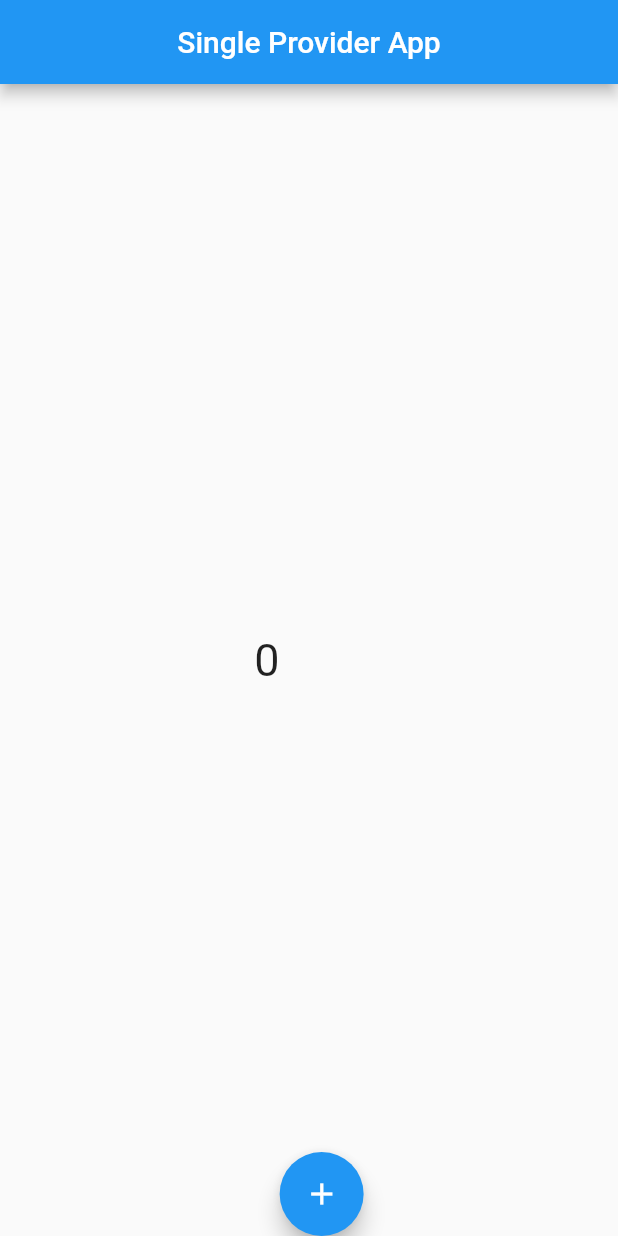
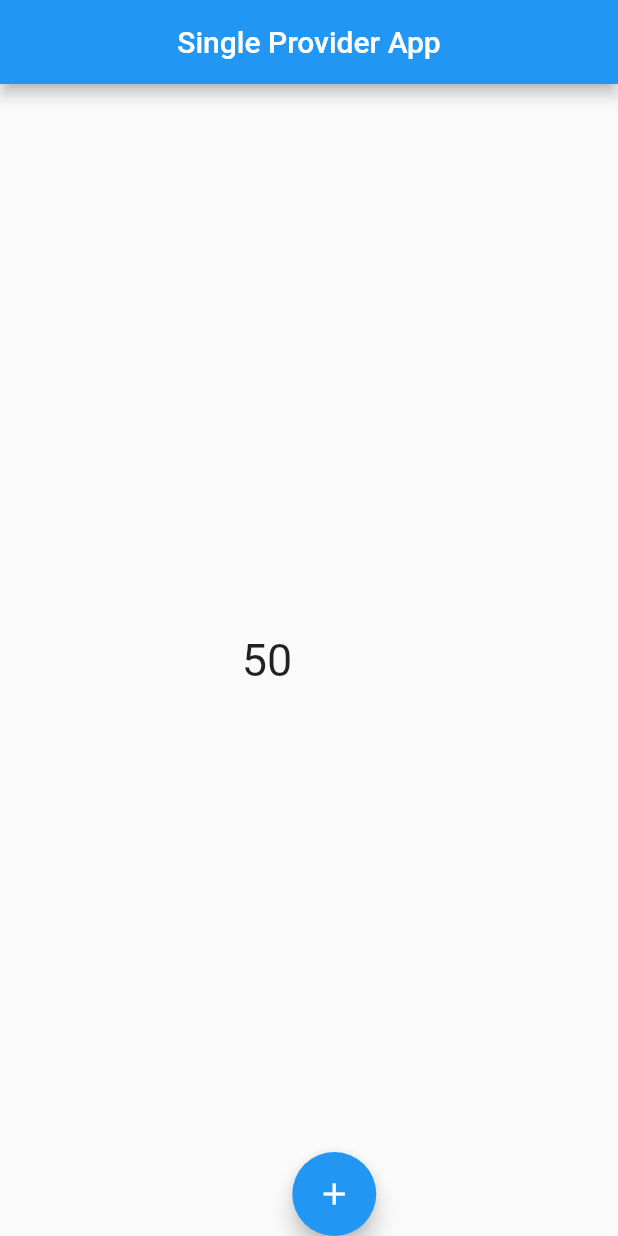
Before and after one commit to fluttersumato/provider_complete, a Flutter app: the screen it shows after launch, on a phone screen of 412 x 824 dp. Run offline on Flutter 3.47's test engine with Material 2 defaults, Android fonts, the phone set to English and light mode, and no system bars.

Commit message:
single provider steps

```diff
--- a/lib/main.dart
+++ b/lib/main.dart
@@ -1,5 +1,7 @@
 import 'package:flutter/material.dart';
+import 'package:provider/provider.dart';
 import 'package:provider_complete/screens/HomePage.dart';
+import 'package:provider_complete/providers/CountProvider.dart';
 
 void main() {
   runApp(const MyApp());
@@ -11,6 +13,14 @@ class MyApp extends StatelessWidget {
   // This widget is the root of your application.
   @override
   Widget build(BuildContext context) {
-    return HomePage();
+    // Register Provider
+    return ChangeNotifierProvider(
+      create: (_) => CountProvider(),
+      child: const MaterialApp(
+        debugShowCheckedModeBanner: false,
+        title: "My App",
+        home: HomePage(),
+      ),
+    );
   }
 }
--- /dev/null
+++ b/lib/providers/CountProvider.dart
@@ -0,0 +1,12 @@
+import 'package:flutter/material.dart';
+
+class CountProvider with ChangeNotifier {
+  int _count = 50;
+
+  int get count => _count;
+
+  void increaseCount() {
+    _count++;
+    notifyListeners();
+  }
+}
--- a/lib/screens/HomePage.dart
+++ b/lib/screens/HomePage.dart
@@ -1,16 +1,19 @@
 import 'package:flutter/material.dart';
+import 'package:provider/provider.dart';
+import 'package:provider_complete/providers/CountProvider.dart';
 
 class HomePage extends StatelessWidget {
   const HomePage({Key? key}) : super(key: key);
 
   @override
   Widget build(BuildContext context) {
-    return MaterialApp(
-      debugShowCheckedModeBanner: false,
-      title: "My App",
-      home: Scaffold(
+    // object of Provider Class
+    final countProvider = Provider.of<CountProvider>(context);
+    //problem: rebuild all widgets every time when provider called
+    print("build");
+    return Scaffold(
       appBar: AppBar(
-          title: Center(
+        title: const Center(
           child: Text('Single Provider App'),
         ),
       ),
@@ -19,22 +22,24 @@ class HomePage extends StatelessWidget {
         mainAxisSize: MainAxisSize.max,
         children: [
           Text(
-              "0",
-              style: TextStyle(fontSize: 30.0),
+            countProvider.count.toString(), // accessing Provider class variable
+            style: const TextStyle(fontSize: 30.0),
           ),
           Column(
             mainAxisSize: MainAxisSize.max,
             mainAxisAlignment: MainAxisAlignment.end,
             children: [
               FloatingActionButton(
-                  onPressed: () {},
-                  child: Icon(Icons.add),
+                onPressed: () {
+                  //calling method of Provider class to increase value
+                  countProvider.increaseCount();
+                },
+                child: const Icon(Icons.add),
               ),
             ],
           )
         ],
       ),
-      ),
     );
   }
 }
--- a/pubspec.yaml
+++ b/pubspec.yaml
@@ -34,6 +34,7 @@ dependencies:
   # The following adds the Cupertino Icons font to your application.
   # Use with the CupertinoIcons class for iOS style icons.
   cupertino_icons: ^1.0.2
+  provider: ^6.0.3
 
 dev_dependencies:
   flutter_test:
```
Also changed, not shown: pubspec.lock. Lines whose indentation alone changed are shown as unchanged.
